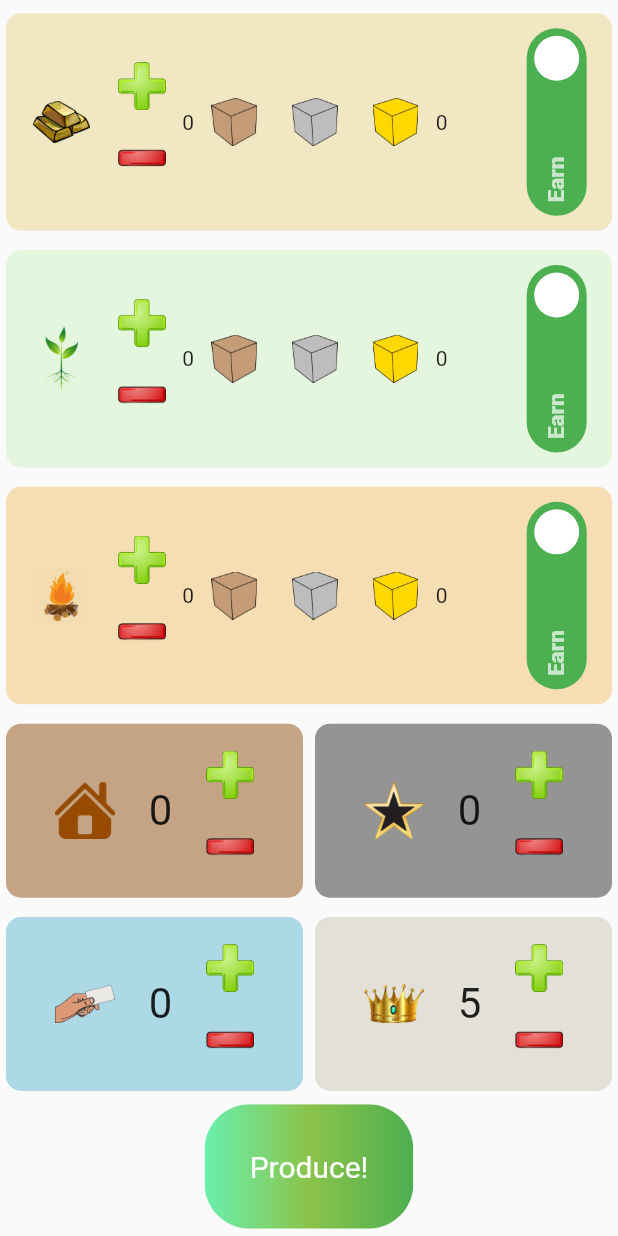
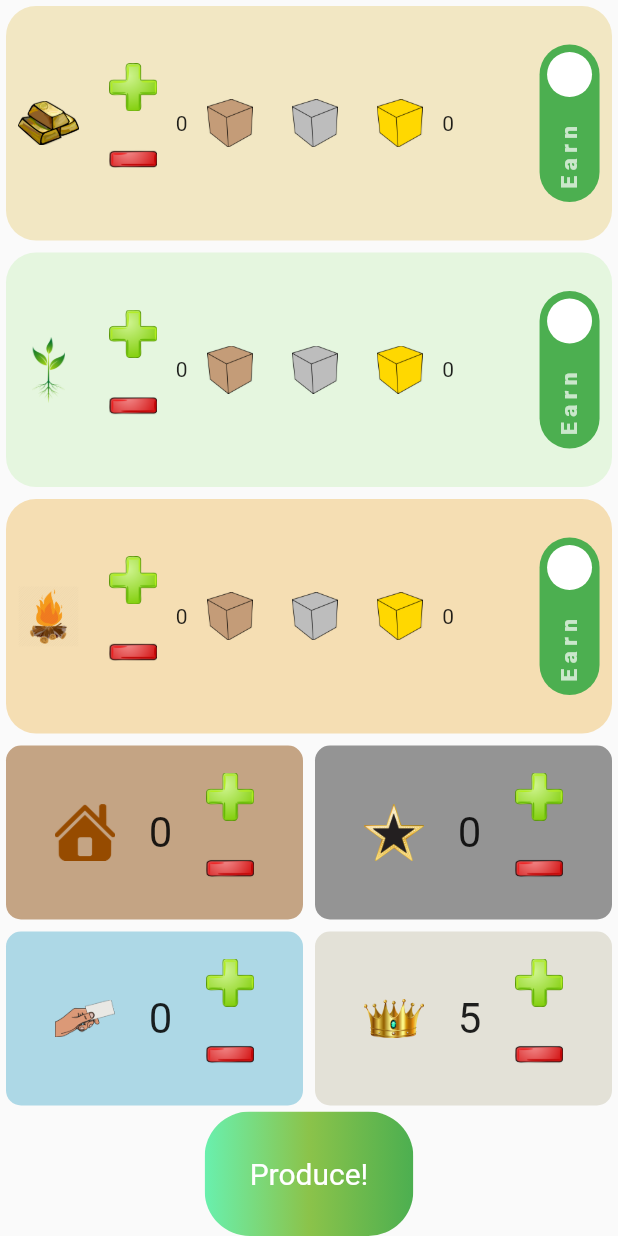
Before and after one commit to gorkememir/ares_stateful, a Flutter app: the screen it shows after launch, on a phone screen of 412 x 824 dp. Run offline on Flutter 3.47's test engine with Material 2 defaults, Android fonts, the phone set to English and light mode, and no system bars; drawn by our look-alikes of auto_size_text, flutter_switch.

Commit message:
Made great progress on auto-sizing.

```diff
--- a/lib/common/reg_row.dart
+++ b/lib/common/reg_row.dart
@@ -78,7 +78,6 @@ class _RegRowState extends State<RegRow> {
             Text(widget.indicator.toString(), textScaleFactor: 2),
             Column(
               children: [
-
                 IconButton(
                   icon: Image.asset('assets/plus.png'),
                   iconSize: 20,
--- a/lib/common/resource_row_stateful.dart
+++ b/lib/common/resource_row_stateful.dart
@@ -27,14 +27,12 @@ class ResRow extends StatefulWidget {
 }
 
 class _ResRowState extends State<ResRow> {
-
-  void _incrementIncome() {
+  _incrementIncome() {
     setState(() {
       widget.income++;
     });
   }
-
-  Future<void> _decrementIncome() async {
+  _decrementIncome() {
     if(widget.income > 0) {
       setState(()
       {
@@ -66,7 +64,6 @@ class _ResRowState extends State<ResRow> {
       );
     }
   }
-
   _changeStockBy(int amount) {
     if(widget.status) {
       setState(() {
@@ -107,28 +104,36 @@ class _ResRowState extends State<ResRow> {
 
   @override
   Widget build(BuildContext context) {
-    return Container(
+    return Expanded(
+      child: Container(
           margin: EdgeInsets.all(4),
-      padding: const EdgeInsets.all(10.0),
+          padding: const EdgeInsets.all(0.0),
           decoration: BoxDecoration(
-          borderRadius: BorderRadius.circular(10),
+              borderRadius: BorderRadius.circular(20),
               shape: BoxShape.rectangle,
               color: widget.c
           ),
-      child: Row(
+          child: LayoutBuilder(builder: (context, constraints) {
+            var parentHeight = constraints.maxHeight;
+            var parentWidth = constraints.maxWidth;
+            print(parentWidth);
+            print(parentHeight);
+            return Row(
                 children: [
                   Expanded(
                     child: SizedBox(
                       height: 60,
                       width: 60,
                       child: IconButton(
-                  icon: Image.asset('''assets/'''+widget.icon+'''.png'''''),
+                        icon: Image.asset(
+                            '''assets/''' + widget.icon + '''.png'''''),
                         onPressed: null,
                       ),
                     ),
                   ),
                   Expanded(
                     child: Column(
+                          mainAxisAlignment: MainAxisAlignment.center,
                           children: [
                             IconButton(
                               icon: Image.asset('assets/plus.png'),
@@ -143,7 +148,8 @@ class _ResRowState extends State<ResRow> {
                           ],
                         ),
                   ),
-            AutoSizeText(widget.income.toString(),textScaleFactor: 2, maxLines: 1),
+                  AutoSizeText(
+                      widget.income.toString(), textScaleFactor: 2, maxLines: 1),
                   Expanded(
                     child: IconButton(
                       icon: Image.asset('assets/bronze_cube.png'),
@@ -168,7 +174,8 @@ class _ResRowState extends State<ResRow> {
                   Expanded(
                     child: ValueListenableBuilder(
                       builder: (context, value, _) {
-                  return AutoSizeText('$value', textScaleFactor: 2, maxLines: 1,);
+                        return AutoSizeText(
+                          '$value', textScaleFactor: 2, maxLines: 1,);
                       },
                       valueListenable: widget.stock,
                     ),
@@ -177,11 +184,11 @@ class _ResRowState extends State<ResRow> {
                     child: RotatedBox(
                       quarterTurns: 3,
                       child: FlutterSwitch(
-                  activeText: 'Earn',
-                  inactiveText: 'Spend',
+                        activeText: 'E a r n',
+                        inactiveText: 'S p e n d',
                         activeColor: Colors.green,
                         inactiveColor: Colors.redAccent,
-                  width: 125.0,
+                        width: 105.0,
                         height: 40.0,
                         valueFontSize: 15.0,
                         toggleSize: 30.0,
@@ -198,6 +205,8 @@ class _ResRowState extends State<ResRow> {
                     ),
                   ),
                 ]
+            );
+          }),
           ),
     );
   }
--- a/lib/main.dart
+++ b/lib/main.dart
@@ -85,14 +85,14 @@ class _MyAppState extends State<MyApp> {
   @override
   Widget build(BuildContext context) {
     trRow.setIndicator(5);
+    return LayoutBuilder(builder: (context, constraints) {
+      var parentHeight = constraints.maxHeight;
+      var parentWidth = constraints.maxWidth;
+      print("main.dart width: "+parentWidth.toString());
+      print("main.dart height: "+parentHeight.toString());
       return MaterialApp(
         home: Scaffold(
-          body: LayoutBuilder(
-            builder: (BuildContext context, BoxConstraints constraints) {
-              print("max height?");
-              print(constraints.maxHeight);
-              return Column(
-                    mainAxisSize: MainAxisSize.max,
+            body: Column(
               mainAxisAlignment: MainAxisAlignment.spaceEvenly,
               children: [
                 goldRow,
@@ -110,6 +110,7 @@ class _MyAppState extends State<MyApp> {
                     trRow,
                   ],
                 ),
+                // produce button starts
                 ClipRRect(
                   borderRadius: BorderRadius.circular(30),
                   child: Stack(
@@ -138,12 +139,11 @@ class _MyAppState extends State<MyApp> {
                       ),
                     ],
                   ),
-                      ), //produceButton
+                ),
               ]
-                );
-          }
             )
         ),
       );
+    });
   }
 }
```
Lines whose indentation alone changed are shown as unchanged.
